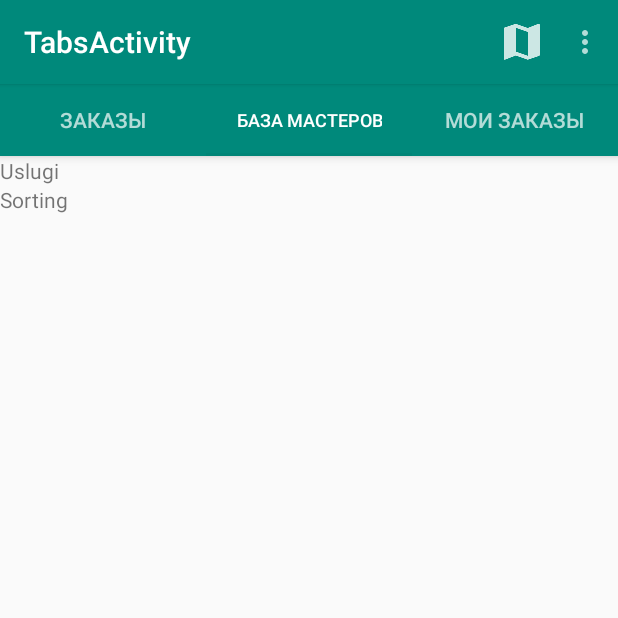
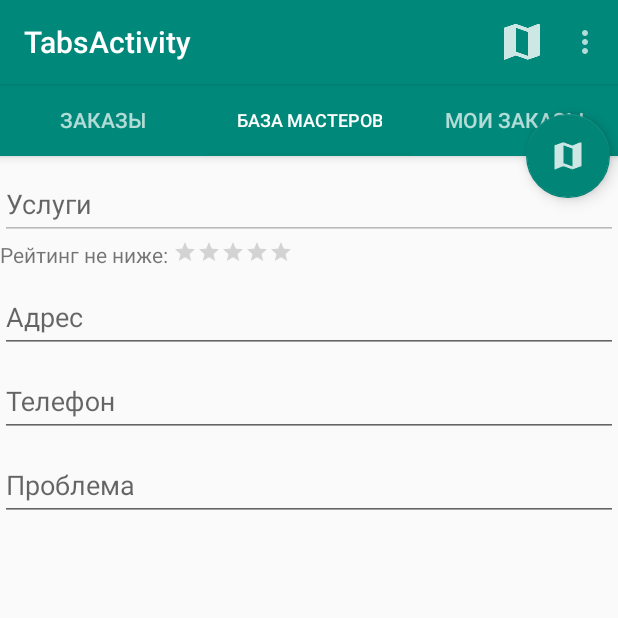
Before and after one commit to Danziamo/project_d, an Android app: the TabsActivity screen opened directly, with no data from a screen before it, tab 2 chosen, on a phone screen of 412 x 824 dp, the top half of it. Run offline under Robolectric (Android 15) with nearby library versions, the phone set to English and light mode, and no system bars; libraries missing offline, so code that uses them is left out: com.afollestad.materialdialogs, com.squareup.okhttp, retrofit.client, retrofit.converter; 12 statements that could not run were skipped.

Commit message:
Adding creation of order form

```diff
--- a/app/src/main/java/com/mirsoft/easyfix/TabsActivity.java
+++ b/app/src/main/java/com/mirsoft/easyfix/TabsActivity.java
@@ -62,7 +62,7 @@ public class TabsActivity extends AppCompatActivity implements NavigationView.On
         viewPager = (ViewPager)findViewById(R.id.pager);
         tabLayout = (TabLayout)findViewById(R.id.tabLayout);
 
-        viewPager.setOffscreenPageLimit(4);
+        viewPager.setOffscreenPageLimit(3);
         /*String[] titles = new String[]{
                 getString(R.string.icon_orders),
                 getString(R.string.icon_users),
--- a/app/src/main/java/com/mirsoft/easyfix/adapters/TabsPagerAdapter.java
+++ b/app/src/main/java/com/mirsoft/easyfix/adapters/TabsPagerAdapter.java
@@ -4,6 +4,7 @@ import android.support.v4.app.FragmentManager;
 import android.support.v4.app.Fragment;
 import android.support.v4.app.FragmentStatePagerAdapter;
 
+import com.mirsoft.easyfix.fragments.CreateOrderFragment;
 import com.mirsoft.easyfix.fragments.MapFragment;
 import com.mirsoft.easyfix.common.OrderType;
 import com.mirsoft.easyfix.fragments.MasterListFragment;
@@ -25,7 +26,7 @@ public class TabsPagerAdapter extends FragmentStatePagerAdapter {
             case 0:
                 return NewOrdersFragment.newInstance(null, null);
             case 1:
-                return MasterListFragment.newInstance(null, null);
+                return CreateOrderFragment.newInstance(null, null);
             case 2:
                 return TestFragment.newInstance(OrderType.FINISHED, null);
             default:
--- /dev/null
+++ b/app/src/main/java/com/mirsoft/easyfix/fragments/CreateOrderFragment.java
@@ -0,0 +1,104 @@
+package com.mirsoft.easyfix.fragments;
+
+
+import android.os.Bundle;
+import android.support.design.widget.TextInputLayout;
+import android.support.v4.app.Fragment;
+import android.view.LayoutInflater;
+import android.view.View;
+import android.view.ViewGroup;
+import android.widget.EditText;
+
+import com.afollestad.materialdialogs.MaterialDialog;
+import com.mirsoft.easyfix.R;
+
+import java.util.ArrayList;
+
+/**
+ * A simple {@link Fragment} subclass.
+ * Use the {@link CreateOrderFragment#newInstance} factory method to
+ * create an instance of this fragment.
+ */
+public class CreateOrderFragment extends Fragment {
+    // TODO: Rename parameter arguments, choose names that match
+    // the fragment initialization parameters, e.g. ARG_ITEM_NUMBER
+    private static final String ARG_PARAM1 = "param1";
+    private static final String ARG_PARAM2 = "param2";
+
+    // TODO: Rename and change types of parameters
+    private String mParam1;
+    private String mParam2;
+
+    TextInputLayout tilSpecialty;
+    EditText etSpecialty;
+
+    /**
+     * Use this factory method to create a new instance of
+     * this fragment using the provided parameters.
+     *
+     * @param param1 Parameter 1.
+     * @param param2 Parameter 2.
+     * @return A new instance of fragment CreateOrderFragment.
+     */
+    // TODO: Rename and change types and number of parameters
+    public static CreateOrderFragment newInstance(String param1, String param2) {
+        CreateOrderFragment fragment = new CreateOrderFragment();
+        Bundle args = new Bundle();
+        args.putString(ARG_PARAM1, param1);
+        args.putString(ARG_PARAM2, param2);
+        fragment.setArguments(args);
+        return fragment;
+    }
+
+    public CreateOrderFragment() {
+        // Required empty public constructor
+    }
+
+    @Override
+    public void onCreate(Bundle savedInstanceState) {
+        super.onCreate(savedInstanceState);
+        if (getArguments() != null) {
+            mParam1 = getArguments().getString(ARG_PARAM1);
+            mParam2 = getArguments().getString(ARG_PARAM2);
+        }
+    }
+
+    @Override
+    public View onCreateView(LayoutInflater inflater, ViewGroup container,
+                             Bundle savedInstanceState) {
+        // Inflate the layout for this fragment
+        View view = inflater.inflate(R.layout.fragment_create_order, container, false);
+
+        tilSpecialty = (TextInputLayout)view.findViewById(R.id.tilSpecialties);
+        etSpecialty = (EditText)view.findViewById(R.id.etSpecialty);
+        etSpecialty.setEnabled(false);
+
+
+        final String[] specs = new String[] {"Сантехник", "Электрик", "Строитель"};
+        tilSpecialty.setOnClickListener(new View.OnClickListener() {
+            @Override
+            public void onClick(View v) {
+                new MaterialDialog.Builder(getActivity())
+                        .title("Услуги")
+                        .items(specs)
+                        .itemsCallbackSingleChoice(-1, new MaterialDialog.ListCallbackSingleChoice() {
+                            @Override
+                            public boolean onSelection(MaterialDialog dialog, View view, int which, CharSequence text) {
+                                etSpecialty.setText(text);
+                                /**
+                                 * If you use alwaysCallSingleChoiceCallback(), which is discussed below,
+                                 * returning false here won't allow the newly selected radio button to actually be selected.
+                                 **/
+                                return true;
+                            }
+                        })
+                        .positiveText("Выбрать")
+                        .show();
+            }
+        });
+
+        return view;
+    }
+
+
+}
--- a/app/src/main/java/com/mirsoft/easyfix/OrderDetailActivityFragment.java
+++ b/app/src/main/java/com/mirsoft/easyfix/fragments/OrderDetailActivityFragment.java
@@ -1,4 +1,4 @@
-package com.mirsoft.easyfix;
+package com.mirsoft.easyfix.fragments;
 
 import android.content.Intent;
 import android.net.Uri;
@@ -17,6 +17,8 @@ import com.google.android.gms.maps.GoogleMap;
 import com.google.android.gms.maps.MapView;
 import com.google.android.gms.maps.MapsInitializer;
 import com.google.android.gms.maps.model.MarkerOptions;
+import com.mirsoft.easyfix.R;
+import com.mirsoft.easyfix.Settings;
 import com.mirsoft.easyfix.api.OrderApi;
 import com.mirsoft.easyfix.models.Order;
 import com.mirsoft.easyfix.networking.ServiceGenerator;
--- a/app/src/main/java/com/mirsoft/easyfix/ReviewFragment.java
+++ b/app/src/main/java/com/mirsoft/easyfix/fragments/ReviewFragment.java
@@ -1,4 +1,4 @@
-package com.mirsoft.easyfix;
+package com.mirsoft.easyfix.fragments;
 
 
 import android.os.Bundle;
@@ -10,6 +10,7 @@ import android.view.LayoutInflater;
 import android.view.View;
 import android.view.ViewGroup;
 
+import com.mirsoft.easyfix.R;
 import com.mirsoft.easyfix.adapters.ReviewAdapter;
 import com.mirsoft.easyfix.models.Review;
 
--- a/app/src/main/res/layout/activity_order_detail.xml
+++ b/app/src/main/res/layout/activity_order_detail.xml
@@ -10,7 +10,7 @@
 
     <fragment  android:id="@+id/fragment"
         android:layout_below="@id/toolbar"
-        android:name="com.mirsoft.easyfix.OrderDetailActivityFragment"
+        android:name="com.mirsoft.easyfix.fragments.OrderDetailActivityFragment"
         tools:layout="@layout/fragment_order_detail" android:layout_width="match_parent"
         android:layout_height="match_parent" />
 
--- a/app/src/main/res/layout/activity_tabs.xml
+++ b/app/src/main/res/layout/activity_tabs.xml
@@ -37,6 +37,20 @@
             android:layout_width="match_parent"
             app:layout_behavior="@string/appbar_scrolling_view_behavior"/>
 
+        <android.support.design.widget.FloatingActionButton
+            android:layout_height="wrap_content"
+            android:layout_width="wrap_content"
+            app:layout_anchor="@id/appbar"
+            app:layout_anchorGravity="bottom|right|end"
+            android:layout_alignParentEnd="true"
+            android:layout_alignParentRight="true"
+            android:layout_alignParentBottom="true"
+            android:src="@drawable/ic_map"
+            android:id="@+id/btnSwitch"
+            android:layout_marginBottom="50dp"
+            android:layout_marginRight="5dp"
+            android:clickable="true"/>
+
     </android.support.design.widget.CoordinatorLayout>
 
     <!-- The navigation drawer -->
--- /dev/null
+++ b/app/src/main/res/layout/fragment_create_order.xml
@@ -0,0 +1,81 @@
+<LinearLayout xmlns:android="http://schemas.android.com/apk/res/android"
+    xmlns:tools="http://schemas.android.com/tools"
+    android:layout_width="match_parent"
+    android:layout_height="match_parent"
+    android:orientation="vertical"
+    tools:context="com.mirsoft.easyfix.fragments.CreateOrderFragment">
+
+    <android.support.design.widget.TextInputLayout
+        android:layout_width="match_parent"
+        android:layout_height="wrap_content"
+        android:id="@+id/tilSpecialties">
+
+        <EditText
+            android:layout_width="match_parent"
+            android:layout_height="wrap_content"
+            android:id="@+id/etSpecialty"
+            android:hint="Услуги"/>
+
+    </android.support.design.widget.TextInputLayout>
+
+    <LinearLayout
+        android:layout_width="match_parent"
+        android:layout_height="wrap_content"
+        android:orientation="horizontal">
+        <TextView
+            android:layout_width="wrap_content"
+            android:layout_height="wrap_content"
+            android:text="Рейтинг не ниже: "/>
+
+        <RatingBar
+            android:layout_width="wrap_content"
+            android:layout_height="wrap_content"
+            android:numStars="5"
+            android:stepSize="0.1"
+            style="@android:style/Widget.DeviceDefault.Light.RatingBar.Small" />
+    </LinearLayout>
+
+    <android.support.design.widget.TextInputLayout
+        android:layout_width="match_parent"
+        android:layout_height="wrap_content"
+        android:id="@+id/tilAddress">
+
+        <EditText
+            android:layout_width="match_parent"
+            android:layout_height="wrap_content"
+            android:id="@+id/etAddress"
+            android:singleLine="true"
+            android:hint="Адрес"
+            android:inputType="textPostalAddress"/>
+
+    </android.support.design.widget.TextInputLayout>
+
+    <android.support.design.widget.TextInputLayout
+        android:layout_width="match_parent"
+        android:layout_height="wrap_content"
+        android:id="@+id/tilPhone">
+
+        <EditText
+            android:layout_width="match_parent"
+            android:layout_height="wrap_content"
+            android:id="@+id/etPhone"
+            android:singleLine="true"
+            android:hint="Телефон"
+            android:inputType="phone"/>
+
+    </android.support.design.widget.TextInputLayout>
+
+    <android.support.design.widget.TextInputLayout
+        android:layout_width="match_parent"
+        android:layout_height="wrap_content"
+        android:id="@+id/tilDescription">
+
+        <EditText
+            android:layout_width="match_parent"
+            android:layout_height="wrap_content"
+            android:id="@+id/etDescription"
+            android:hint="Проблема"
+            android:inputType="textPostalAddress"/>
+
+    </android.support.design.widget.TextInputLayout>
+</LinearLayout>
--- a/app/src/main/res/layout/fragment_order_detail.xml
+++ b/app/src/main/res/layout/fragment_order_detail.xml
@@ -2,7 +2,7 @@
     xmlns:tools="http://schemas.android.com/tools"
     android:layout_width="match_parent"
     android:layout_height="match_parent"
-    tools:context="com.mirsoft.easyfix.OrderDetailActivityFragment">
+    tools:context="com.mirsoft.easyfix.fragments.OrderDetailActivityFragment">
 
     <RelativeLayout
         android:id="@+id/infoLayout"
--- a/app/src/main/res/layout/fragment_review.xml
+++ b/app/src/main/res/layout/fragment_review.xml
@@ -1,6 +1,6 @@
 <FrameLayout xmlns:android="http://schemas.android.com/apk/res/android"
     xmlns:tools="http://schemas.android.com/tools" android:layout_width="match_parent"
-    android:layout_height="match_parent" tools:context="com.mirsoft.easyfix.ReviewFragment">
+    android:layout_height="match_parent" tools:context="com.mirsoft.easyfix.fragments.ReviewFragment">
 
     <android.support.v7.widget.RecyclerView
         android:id="@+id/rvReviews"
--- a/app/src/main/res/values/strings.xml
+++ b/app/src/main/res/values/strings.xml
@@ -25,5 +25,6 @@
     <string name="title_activity_profile">ProfileActivity</string>
     <string name="title_activity_order_detail">OrderDetailActivity</string>
     <string name="title_activity_maps">Map</string>
+    <string name="title_activity_create_order">CreateOrderActivity</string>
 
 </resources>
```
Also changed, not shown: app/src/main/AndroidManifest.xml (+26 -18 lines), app/src/main/java/com/mirsoft/easyfix/CreateOrderActivity.java (added, +47 -0 lines), app/src/main/res/layout/activity_create_order.xml (added, +25 -0 lines), app/src/main/res/layout/fragment_new_orders.xml (+0 -14 lines), app/src/main/res/menu/menu_create_order.xml (added, +7 -0 lines).
